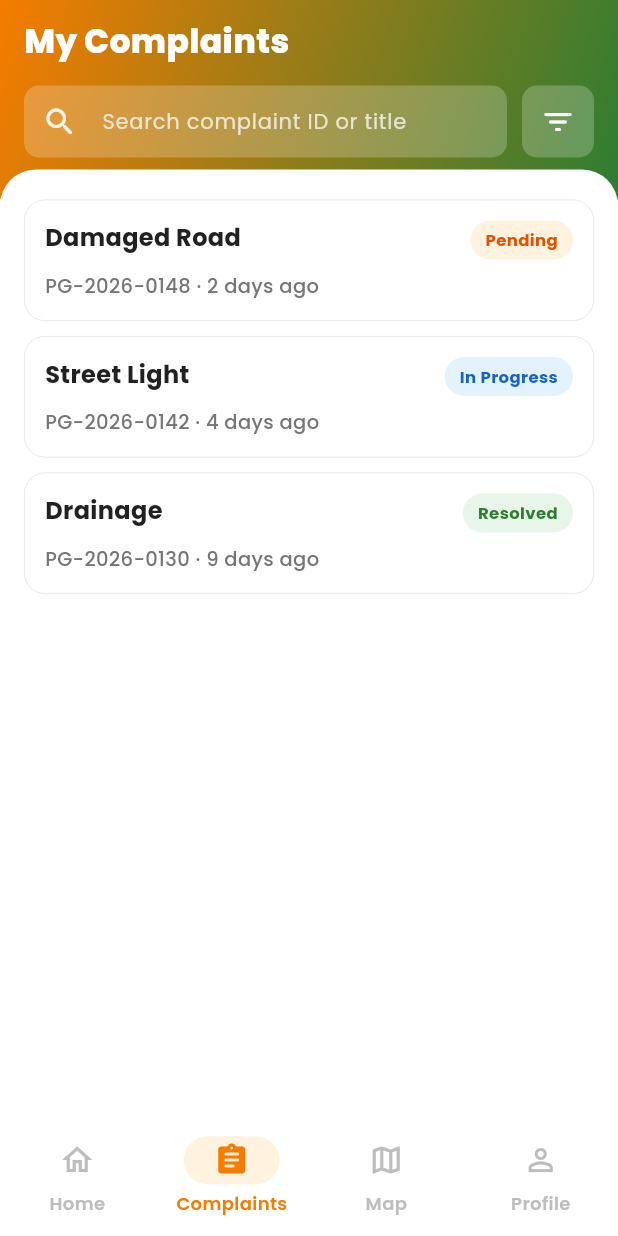
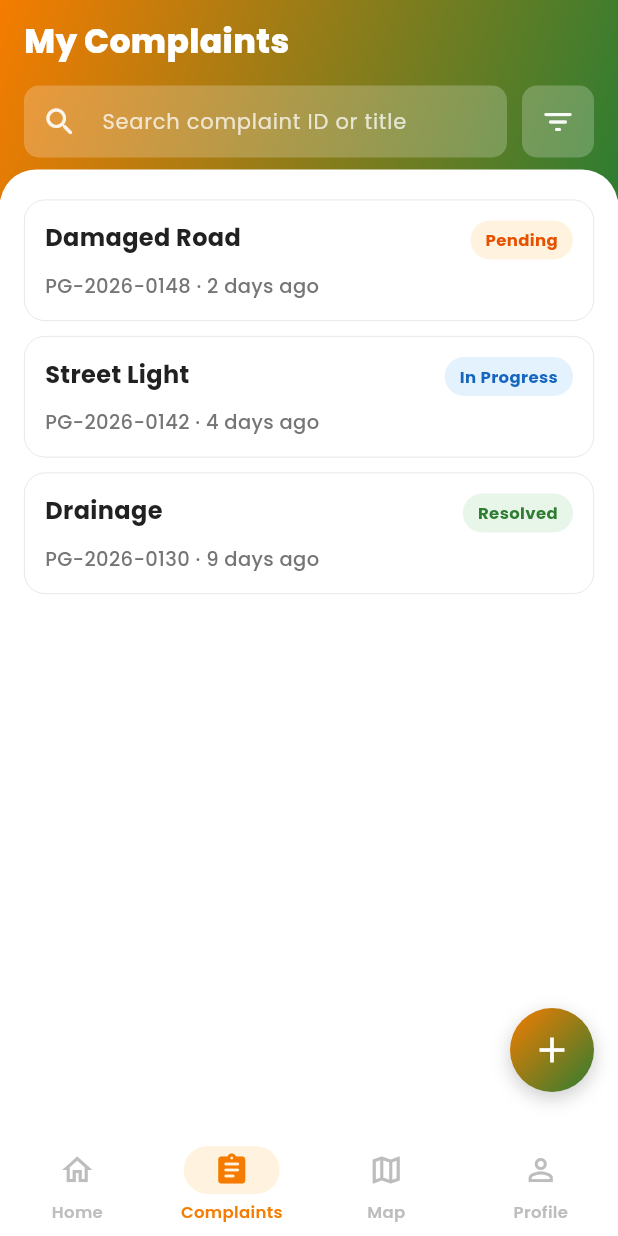
Before and after one commit to sandeeprana95/Gram_Samadhan, a Flutter app: the CitizenShell screen opened directly, item 2 of the bottom bar chosen, on a phone screen of 412 x 824 dp. Run offline on Flutter 3.47's test engine with Material 3 defaults, Android fonts, the phone set to English and light mode, and no system bars; our stand-ins replace flutter_map, google_fonts, latlong2, shared_preferences; accounts and stored records are empty.

Commit message:
frontend ui

```diff
--- a/frontend/lib/screens/citizen_dashboard_screen.dart
+++ b/frontend/lib/screens/citizen_dashboard_screen.dart
@@ -15,9 +15,7 @@ import 'notification_screen.dart';
 import 'survey_dashboard_screen.dart';
 
 class CitizenDashboardScreen extends StatelessWidget {
-  const CitizenDashboardScreen({super.key, this.citizenName = 'Ramesh'});
-
-  final String citizenName;
+  const CitizenDashboardScreen({super.key});
 
   @override
   Widget build(BuildContext context) {
@@ -28,7 +26,6 @@ class CitizenDashboardScreen extends StatelessWidget {
       body: Column(
         children: [
           _DashboardHeader(
-            name: citizenName,
             onNotificationTap: () => push(context, const NotificationScreen()),
           ),
           Expanded(
@@ -148,11 +145,9 @@ class CitizenDashboardScreen extends StatelessWidget {
 
 class _DashboardHeader extends StatelessWidget {
   const _DashboardHeader({
-    required this.name,
     required this.onNotificationTap,
   });
 
-  final String name;
   final VoidCallback onNotificationTap;
 
   @override
@@ -170,22 +165,9 @@ class _DashboardHeader extends StatelessWidget {
       decoration: const BoxDecoration(gradient: AppGradients.header),
       child: Row(
         children: [
-          CircleAvatar(
-            radius: 26,
-            backgroundColor: Colors.white.withValues(alpha: 0.22),
-            child: Text(
-              name.isNotEmpty ? name[0].toUpperCase() : 'R',
-              style: GoogleFonts.poppins(
-                color: Colors.white,
-                fontSize: 22,
-                fontWeight: FontWeight.w800,
-              ),
-            ),
-          ),
-          const SizedBox(width: 12),
           Expanded(
             child: Text(
-              'नमस्ते, $name',
+              'नमस्ते 👋',
               style: GoogleFonts.notoSansDevanagari(
                 color: Colors.white,
                 fontSize: 20,
--- a/frontend/lib/screens/citizen_shell.dart
+++ b/frontend/lib/screens/citizen_shell.dart
@@ -24,36 +24,34 @@ class _CitizenShellState extends State<CitizenShell> {
 
   @override
   Widget build(BuildContext context) {
-    return Column(
-      children: [
-        Expanded(child: _screens[_index]),
-        NavigationBar(
+    return Scaffold(
+      body: _screens[_index],
+      bottomNavigationBar: NavigationBar(
         selectedIndex: _index,
         onDestinationSelected: (value) => setState(() => _index = value),
         destinations: const [
           NavigationDestination(
-              icon: Icon(Icons.home_outlined),
-              selectedIcon: Icon(Icons.home_rounded),
+            icon: Icon(Icons.home_outlined, size: 24),
+            selectedIcon: Icon(Icons.home_rounded, size: 24),
             label: 'Home',
           ),
           NavigationDestination(
-              icon: Icon(Icons.assignment_outlined),
-              selectedIcon: Icon(Icons.assignment_rounded),
+            icon: Icon(Icons.assignment_outlined, size: 24),
+            selectedIcon: Icon(Icons.assignment_rounded, size: 24),
             label: 'Complaints',
           ),
           NavigationDestination(
-              icon: Icon(Icons.map_outlined),
-              selectedIcon: Icon(Icons.map_rounded),
+            icon: Icon(Icons.map_outlined, size: 24),
+            selectedIcon: Icon(Icons.map_rounded, size: 24),
             label: 'Map',
           ),
           NavigationDestination(
-              icon: Icon(Icons.person_outline),
-              selectedIcon: Icon(Icons.person_rounded),
+            icon: Icon(Icons.person_outline, size: 24),
+            selectedIcon: Icon(Icons.person_rounded, size: 24),
             label: 'Profile',
           ),
         ],
       ),
-      ],
     );
   }
 }
--- a/frontend/lib/screens/my_complaints_screen.dart
+++ b/frontend/lib/screens/my_complaints_screen.dart
@@ -7,6 +7,7 @@ import '../navigation/app_navigation.dart';
 import '../theme/app_theme.dart';
 import '../widgets/complaint_widgets.dart';
 import 'complaint_details_screen.dart';
+import 'new_complaint_screen.dart';
 
 class MyComplaintsScreen extends StatelessWidget {
   const MyComplaintsScreen({super.key});
@@ -15,6 +16,37 @@ class MyComplaintsScreen extends StatelessWidget {
   Widget build(BuildContext context) {
     return Scaffold(
       backgroundColor: AppColors.background,
+      floatingActionButtonLocation: FloatingActionButtonLocation.endFloat,
+      floatingActionButton: Padding(
+        padding: const EdgeInsets.only(bottom: 16),
+        child: Container(
+          width: 56,
+          height: 56,
+          decoration: BoxDecoration(
+            shape: BoxShape.circle,
+            gradient: const LinearGradient(
+              begin: Alignment.topLeft,
+              end: Alignment.bottomRight,
+              colors: [Color(0xFFF57C00), Color(0xFF2E7D32)],
+            ),
+            boxShadow: [
+              BoxShadow(
+                color: Colors.black.withValues(alpha: 0.2),
+                blurRadius: 10,
+                offset: const Offset(0, 4),
+              ),
+            ],
+          ),
+          child: FloatingActionButton(
+            heroTag: 'my_complaints_fab',
+            onPressed: () => push(context, const NewComplaintScreen()),
+            backgroundColor: Colors.transparent,
+            elevation: 0,
+            highlightElevation: 0,
+            child: const Icon(Icons.add, color: Colors.white, size: 28),
+          ),
+        ),
+      ),
       body: Column(
         children: [
           const _MyComplaintsHeader(),
--- a/frontend/lib/theme/app_theme.dart
+++ b/frontend/lib/theme/app_theme.dart
@@ -163,12 +163,14 @@ class AppTheme {
         hintStyle: GoogleFonts.poppins(color: AppColors.mutedText),
       ),
       navigationBarTheme: NavigationBarThemeData(
+        height: 64,
         backgroundColor: AppColors.background,
         indicatorColor: AppColors.orangeTint,
+        labelPadding: const EdgeInsets.only(top: 4, bottom: 4),
         labelTextStyle: WidgetStateProperty.resolveWith((states) {
           final selected = states.contains(WidgetState.selected);
           return GoogleFonts.poppins(
-            fontSize: 12,
+            fontSize: 11,
             fontWeight: FontWeight.w600,
             color: selected ? AppColors.primary : AppColors.navInactive,
           );
@@ -176,6 +178,7 @@ class AppTheme {
         iconTheme: WidgetStateProperty.resolveWith((states) {
           final selected = states.contains(WidgetState.selected);
           return IconThemeData(
+            size: 24,
             color: selected ? AppColors.primary : AppColors.navInactive,
           );
         }),
```
Also changed, not shown: frontend/lib/screens/admin_panel_screen.dart (+35 -7 lines), frontend/lib/screens/officer_action_screen.dart (+2 -5 lines), frontend/lib/screens/officer_dashboard_screen.dart (+12 -18 lines), frontend/lib/screens/officer_shell.dart (+11 -13 lines), frontend/lib/screens/profile_screen.dart (+7 -29 lines), 1 other file. Lines whose indentation alone changed are shown as unchanged.
